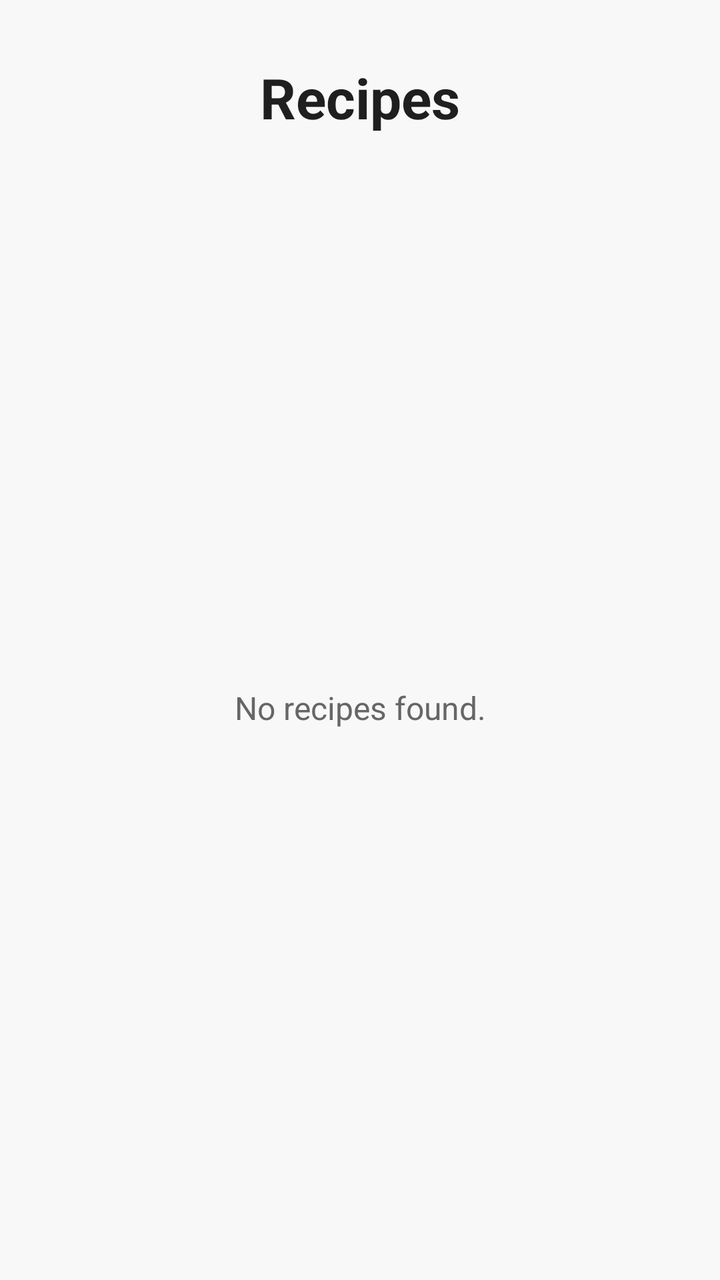
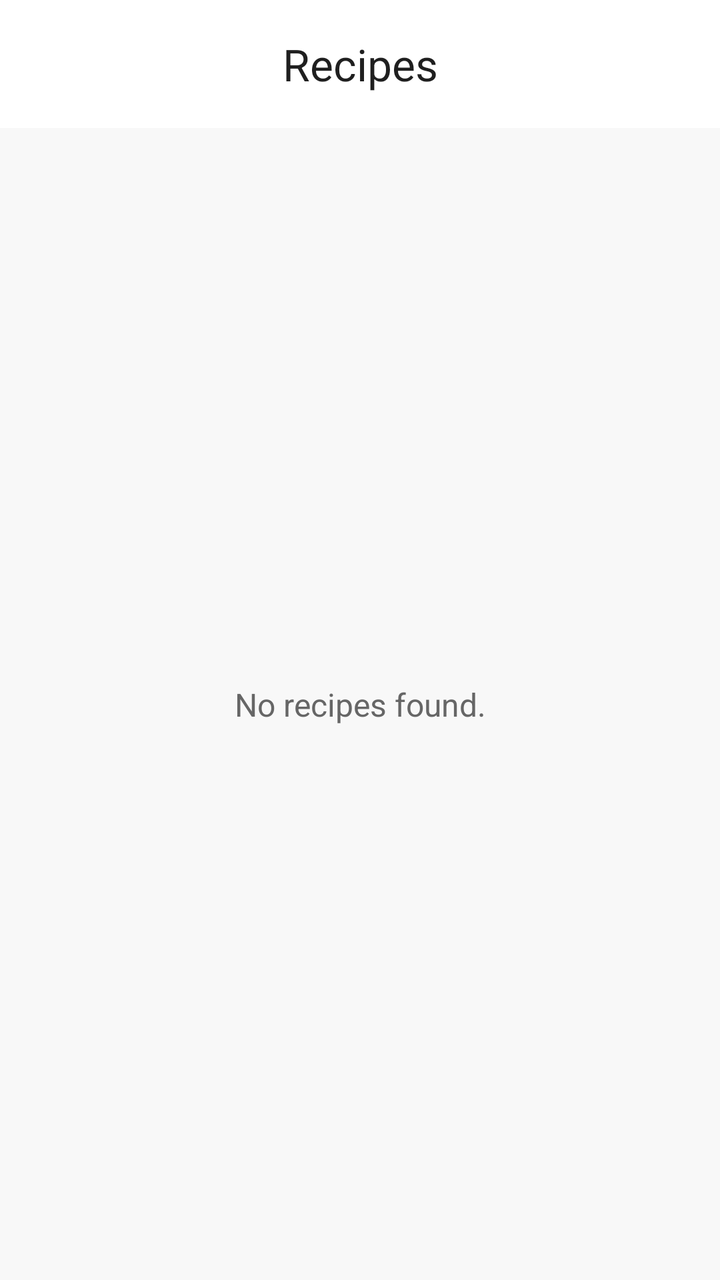

An Android layout rendered at two revisions. The XML below is the earlier revision; the diff shows what the commit changed to produce the second picture.
<!-- AndroidManifest.xml: application theme Theme.SmartPantryManager -->
<!-- res/layout/act_recipes.xml -->
<?xml version="1.0" encoding="utf-8"?>
<androidx.constraintlayout.widget.ConstraintLayout
    xmlns:android="http://schemas.android.com/apk/res/android"
    xmlns:app="http://schemas.android.com/apk/res-auto"
    xmlns:tools="http://schemas.android.com/tools"
    android:id="@+id/main"
    android:layout_width="match_parent"
    android:layout_height="match_parent"
    android:background="#F8F8F8"
    tools:context=".RecipesAct">

    <TextView
        android:id="@+id/txtRecipesTitle"
        android:layout_width="wrap_content"
        android:layout_height="wrap_content"
        android:layout_marginTop="30dp"
        android:text="Recipes"
        android:textColor="#1F1F1F"
        android:textSize="28sp"
        android:textStyle="bold"
        app:layout_constraintEnd_toEndOf="parent"
        app:layout_constraintStart_toStartOf="parent"
        app:layout_constraintTop_toTopOf="parent" />

    <ListView
        android:id="@+id/listRecipes"
        android:layout_width="0dp"
        android:layout_height="0dp"
        android:layout_marginStart="15dp"
        android:layout_marginTop="20dp"
        android:layout_marginEnd="15dp"
        android:layout_marginBottom="20dp"
        android:divider="@android:color/transparent"
        android:dividerHeight="10dp"
        app:layout_constraintBottom_toBottomOf="parent"
        app:layout_constraintEnd_toEndOf="parent"
        app:layout_constraintStart_toStartOf="parent"
        app:layout_constraintTop_toBottomOf="@+id/txtRecipesTitle" />

    <TextView
        android:id="@+id/txtEmptyRecipes"
        android:layout_width="wrap_content"
        android:layout_height="wrap_content"
        android:text="No recipes found."
        android:textColor="#666666"
        android:textSize="16sp"
        app:layout_constraintBottom_toBottomOf="@+id/listRecipes"
        app:layout_constraintEnd_toEndOf="@+id/listRecipes"
        app:layout_constraintStart_toStartOf="@+id/listRecipes"
        app:layout_constraintTop_toTopOf="@+id/listRecipes" />

</androidx.constraintlayout.widget.ConstraintLayout>
<!-- resources referenced by this layout -->
<resources>
  <style name="Theme.SmartPantryManager" parent="Base.Theme.SmartPantryManager" />
  <style name="Base.Theme.SmartPantryManager" parent="Theme.Material3.DayNight.NoActionBar">
          
          
      </style>
</resources>

<!-- the commit's change to res/layout/act_recipes.xml (unified diff, before → after) -->
@@ -1,52 +1,96 @@
 <?xml version="1.0" encoding="utf-8"?>
-<androidx.constraintlayout.widget.ConstraintLayout
+<androidx.drawerlayout.widget.DrawerLayout
     xmlns:android="http://schemas.android.com/apk/res/android"
     xmlns:app="http://schemas.android.com/apk/res-auto"
     xmlns:tools="http://schemas.android.com/tools"
-    android:id="@+id/main"
+    android:id="@+id/drawerLayout"
     android:layout_width="match_parent"
     android:layout_height="match_parent"
-    android:background="#F8F8F8"
     tools:context=".RecipesAct">
 
+    <androidx.constraintlayout.widget.ConstraintLayout
+        android:id="@+id/main"
+        android:layout_width="match_parent"
+        android:layout_height="match_parent"
+        android:background="#F8F8F8">
+
+        <com.google.android.material.appbar.MaterialToolbar
+            android:id="@+id/recipesToolbar"
+            android:layout_width="0dp"
+            android:layout_height="wrap_content"
+            android:minHeight="?attr/actionBarSize"
+            android:background="#FFFFFF"
+            app:title="Recipes"
+            app:titleCentered="true"
+            app:titleTextColor="#1F1F1F"
+            app:layout_constraintEnd_toEndOf="parent"
+            app:layout_constraintStart_toStartOf="parent"
+            app:layout_constraintTop_toTopOf="parent" />
+
+        <ListView
+            android:id="@+id/listRecipes"
+            android:layout_width="0dp"
+            android:layout_height="0dp"
+            android:layout_marginStart="15dp"
+            android:layout_marginTop="15dp"
+            android:layout_marginEnd="15dp"
+            android:layout_marginBottom="15dp"
+            android:divider="@android:color/transparent"
+            android:dividerHeight="10dp"
+            app:layout_constraintBottom_toBottomOf="parent"
+            app:layout_constraintEnd_toEndOf="parent"
+            app:layout_constraintStart_toStartOf="parent"
+            app:layout_constraintTop_toBottomOf="@+id/recipesToolbar" />
+
+        <TextView
+            android:id="@+id/txtEmptyRecipes"
+            android:layout_width="wrap_content"
+            android:layout_height="wrap_content"
+            android:text="No recipes found."
+            android:textColor="#666666"
+            android:textSize="16sp"
+            app:layout_constraintBottom_toBottomOf="@+id/listRecipes"
+            app:layout_constraintEnd_toEndOf="@+id/listRecipes"
+            app:layout_constraintStart_toStartOf="@+id/listRecipes"
+            app:layout_constraintTop_toTopOf="@+id/listRecipes" />
+
+    </androidx.constraintlayout.widget.ConstraintLayout>
+
+    <com.google.android.material.navigation.NavigationView
+        android:id="@+id/navigationView"
+        android:layout_width="280dp"
+        android:layout_height="match_parent"
+        android:layout_gravity="start"
+        android:background="#FFFFFF"
+        app:headerLayout="@layout/nav_ham"
+        app:menu="@menu/hamburger_menu" />
+
+</androidx.drawerlayout.widget.DrawerLayout>
+<!-- res/layout/nav_ham.xml (included above) -->
+<?xml version="1.0" encoding="utf-8"?>
+<LinearLayout
+    xmlns:android="http://schemas.android.com/apk/res/android"
+    android:layout_width="match_parent"
+    android:layout_height="170dp"
+    android:background="#F3E9E2"
+    android:gravity="bottom"
+    android:orientation="vertical"
+    android:padding="24dp">
+
     <TextView
-        android:id="@+id/txtRecipesTitle"
         android:layout_width="wrap_content"
         android:layout_height="wrap_content"
-        android:layout_marginTop="30dp"
-        android:text="Recipes"
+        android:text="Smart Pantry"
         android:textColor="#1F1F1F"
-        android:textSize="28sp"
-        android:textStyle="bold"
-        app:layout_constraintEnd_toEndOf="parent"
-        app:layout_constraintStart_toStartOf="parent"
-        app:layout_constraintTop_toTopOf="parent" />
-
-    <ListView
-        android:id="@+id/listRecipes"
-        android:layout_width="0dp"
-        android:layout_height="0dp"
-        android:layout_marginStart="15dp"
-        android:layout_marginTop="20dp"
-        android:layout_marginEnd="15dp"
-        android:layout_marginBottom="20dp"
-        android:divider="@android:color/transparent"
-        android:dividerHeight="10dp"
-        app:layout_constraintBottom_toBottomOf="parent"
-        app:layout_constraintEnd_toEndOf="parent"
-        app:layout_constraintStart_toStartOf="parent"
-        app:layout_constraintTop_toBottomOf="@+id/txtRecipesTitle" />
+        android:textSize="24sp"
+        android:textStyle="bold" />
 
     <TextView
-        android:id="@+id/txtEmptyRecipes"
         android:layout_width="wrap_content"
         android:layout_height="wrap_content"
-        android:text="No recipes found."
-        android:textColor="#666666"
-        android:textSize="16sp"
-        app:layout_constraintBottom_toBottomOf="@+id/listRecipes"
-        app:layout_constraintEnd_toEndOf="@+id/listRecipes"
-        app:layout_constraintStart_toStartOf="@+id/listRecipes"
-        app:layout_constraintTop_toTopOf="@+id/listRecipes" />
+        android:layout_marginTop="5dp"
+        android:text="Pantry &amp; Recipe Manager"
+        android:textColor="#5F5F5F"
+        android:textSize="14sp" />
 
-</androidx.constraintlayout.widget.ConstraintLayout>
+</LinearLayout>
